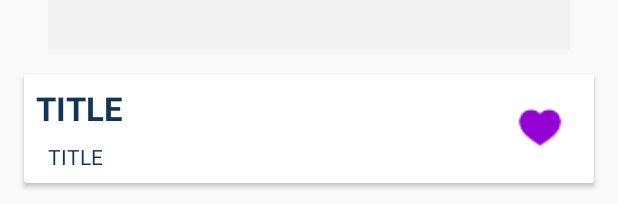
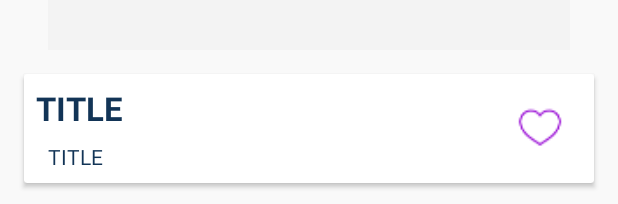
Before and after one commit to witLogic/Android-course-codes-for-students-, an Android app: the layout movie_details_activity.xml on its own in the app's theme, with its tools: preview values and no code run, on a phone screen of 412 x 824 dp. Shown: the part 1029-1233 px from the top of the screen. Run offline under Robolectric (Android 15) with nearby library versions, the phone set to English and light mode, and no system bars.

Commit message:
UI done for Course 3

```diff
--- a/Course3/app/src/main/res/layout/movie_details_activity.xml
+++ b/Course3/app/src/main/res/layout/movie_details_activity.xml
@@ -41,7 +41,7 @@
                 android:layout_height="56dp"
                 android:layout_alignParentRight="true"
                 android:layout_alignParentTop="true"
-                tools:src="@mipmap/ic_heart_filled" />
+                tools:src="@mipmap/ic_heart_un_filled" />
 
             <TextView
                 android:id="@+id/movie_title_txt"
--- a/Course3/app/src/main/res/layout/movies_list.xml
+++ b/Course3/app/src/main/res/layout/movies_list.xml
@@ -8,6 +8,9 @@
         android:id="@+id/movies_list_view"
         android:layout_width="match_parent"
         android:layout_height="match_parent"
+        android:layout_marginLeft="8dp"
+        android:layout_marginRight="8dp"
+        android:layout_marginTop="8dp"
         android:background="@android:color/transparent" />
 
 </LinearLayout>
```
